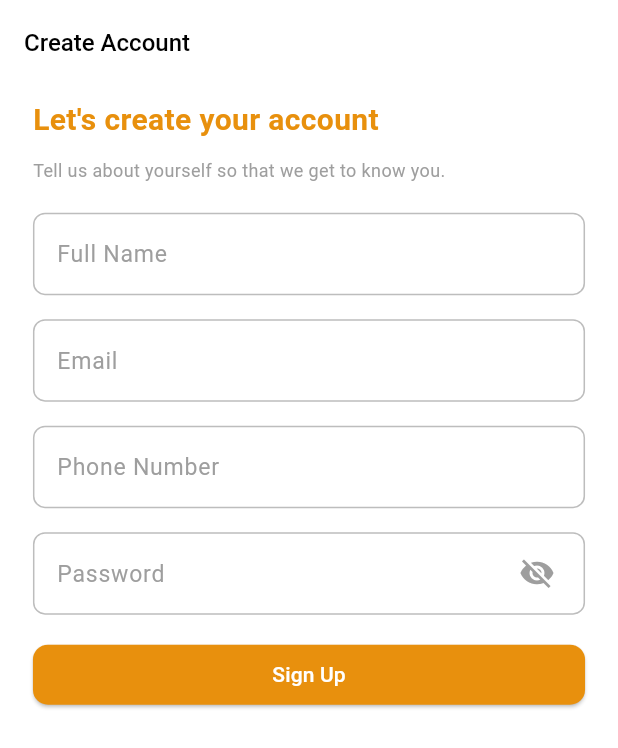
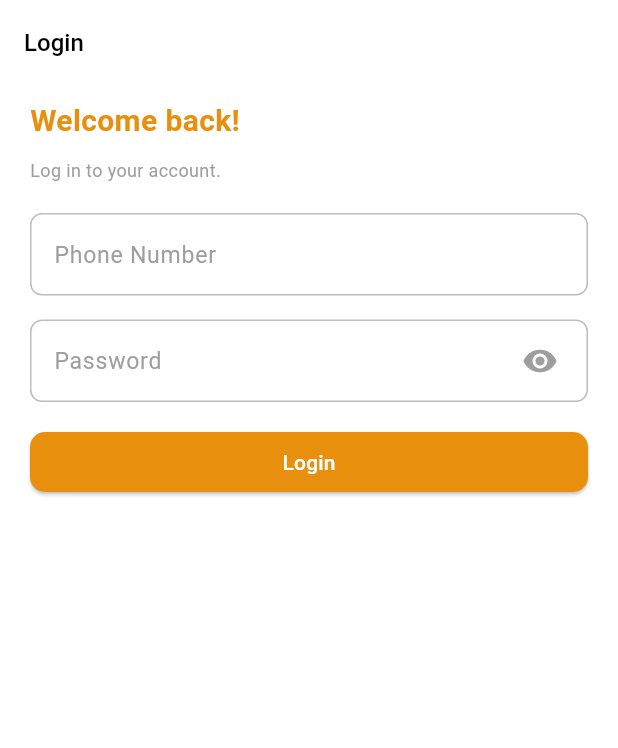
Before and after one commit to Tech-Gem/DozerMobile, a Flutter app: the screen it shows after launch, on a phone screen of 412 x 824 dp. Shown: the top 748 px of the screen. Run offline on Flutter 3.47's test engine with Material 3 defaults, Android fonts, the phone set to English and light mode, and no system bars; our stand-ins replace flutter_screenutil, get; missing offline and left inert: otp_pin_field; Roboto replaces fonts that are missing (poppins).

Commit message:
add login screen

```diff
--- a/dozer_mobile/lib/core/routes/route.dart
+++ b/dozer_mobile/lib/core/routes/route.dart
@@ -1,6 +1,7 @@
 import 'package:dozer_mobile/core/routes/routes_name.dart';
 import 'package:dozer_mobile/pages/home/home_page.dart';
-import 'package:dozer_mobile/pages/sign_up/pages/sign_up_page.dart';
+import 'package:dozer_mobile/pages/login_screen/login_page.dart';
+import 'package:dozer_mobile/pages/sign_up/sign_up_page.dart';
 import 'package:dozer_mobile/pages/verify_otp/bindings/verify_otp_bindings.dart';
 import 'package:dozer_mobile/pages/verify_otp/pages/verify_otp_screen.dart';
 import 'package:get/get_navigation/src/routes/get_route.dart';
@@ -11,16 +12,28 @@ class AppPages {
   static final routes = [
     GetPage(
       name: RoutesName.intial,
+      page: () => LoginPage(),
+    ),
+
+    GetPage(
+      name: RoutesName.intial,
       page: () => SignUpPage(),
     ),
+
     GetPage(
       name: RoutesName.otp,
       page: () => VerifyOtpPage(),
       binding: VerifyOtpBinding(),
     ),
+
+    GetPage(
+      name: RoutesName.login,
+      page: () => LoginPage(),
+    ),
+
     GetPage(
       name: RoutesName.home,
-      page: () => HomeScreen(),
+      page: () => const HomeScreen(),
     ),
   ];
 }
--- a/dozer_mobile/lib/core/routes/routes_name.dart
+++ b/dozer_mobile/lib/core/routes/routes_name.dart
@@ -3,4 +3,5 @@ class RoutesName {
   static const String signUp = '/sign_up';
   static const String otp = '/otp';
   static const String home = '/home';
+  static const String login = '/login';
   }
--- a/dozer_mobile/lib/data/apis/api_end_points.dart
+++ b/dozer_mobile/lib/data/apis/api_end_points.dart
@@ -1,7 +1,9 @@
 class ApiEndPoints {
-  static const String baseUrl = "https://dozer-backend-tech-gem.onrender.com/api/v1";
+  static const String baseUrl =
+      "https://dozer-backend-tech-gem.onrender.com/api/v1";
   static const String sendOtp = "/otp/sendOtp";
   static const String verifyOtp = "/otp/verifyOtp";
   static const String resendOtp = "/otp/resendOtp";
   static const String registerUser = "/auth/register";
+  static const String login = "/userAuth/login-user";
 }
--- /dev/null
+++ b/dozer_mobile/lib/pages/login_screen/controllers/login_controller.dart
@@ -0,0 +1,87 @@
+import 'package:dozer_mobile/core/routes/routes_name.dart';
+import 'package:dozer_mobile/data/apis/api_response_status.dart';
+import 'package:dozer_mobile/data/repositories/auth_repository.dart';
+import 'package:flutter/material.dart';
+import 'package:get/get.dart';
+
+class LoginController extends GetxController {
+  final AuthenticationRepository _authRepository = AuthenticationRepository();
+
+  final TextEditingController phoneNumberController = TextEditingController();
+  final TextEditingController passwordController = TextEditingController();
+
+  final Rx<Status> status = Status.completed.obs;
+  final RxString phoneNumberError = RxString('');
+  final RxString passwordError = RxString('');
+  final RxBool passwordVisibility = true.obs;
+
+  bool get isLoginEnabled =>
+      phoneNumberController.text.isNotEmpty &&
+      passwordController.text.isNotEmpty &&
+      phoneNumberError.value.isEmpty &&
+      passwordError.value.isEmpty;
+
+  void togglePasswordVisibility() {
+    passwordVisibility.value = !passwordVisibility.value;
+  }
+
+  void validatePhoneNumber(String value) {
+    // Regular expression for phone number validation
+    final phoneRegex = RegExp(r'^(?:\+?251|0)?9[0-9]{8}$');
+    if (value.isEmpty) {
+      phoneNumberError.value = 'Phone number cannot be empty';
+    } else if (!phoneRegex.hasMatch(value)) {
+      phoneNumberError.value = 'Enter a valid phone number';
+    } else {
+      phoneNumberError.value = '';
+    }
+  }
+
+  void validatePassword(String value) {
+    if (value.isEmpty) {
+      passwordError.value = 'Password cannot be empty';
+    } else if (value.length < 6) {
+      passwordError.value = 'Password must be at least 6 characters';
+    } else {
+      passwordError.value = '';
+    }
+  }
+
+  Future<void> login() async {
+    try {
+      if (!isLoginEnabled) return;
+
+      status(Status.loading);
+
+      final response = await _authRepository.login(
+        phoneNumberController.text.trim(),
+        passwordController.text.trim(),
+      );
+
+      if (response) {
+        Get.toNamed(RoutesName.home);
+      } else {
+        Get.snackbar(
+            'Error', 'Failed to login. Please check your credentials.');
+      }
+    } catch (e) {
+      Get.snackbar(
+        'Error',
+        'An error occurred: $e',
+        snackPosition: SnackPosition.BOTTOM,
+        duration: const Duration(seconds: 4),
+        backgroundColor: Colors.red,
+        colorText: Colors.white,
+      );
+    } finally {
+      status(Status.completed);
+    }
+  }
+
+  @override
+  void onClose() {
+    phoneNumberController.dispose();
+    passwordController.dispose();
+    super.onClose();
+  }
+}
--- /dev/null
+++ b/dozer_mobile/lib/pages/login_screen/login_page.dart
@@ -0,0 +1,107 @@
+import 'package:dozer_mobile/pages/login_screen/controllers/login_controller.dart';
+import 'package:flutter/material.dart';
+import 'package:get/get.dart';
+import 'package:dozer_mobile/core/theme/colors.dart';
+import 'package:dozer_mobile/data/apis/api_response_status.dart';
+import 'package:dozer_mobile/pages/sign_up/screen_widgets/password_text_field.dart';
+import 'package:dozer_mobile/core/utils/widgets/text_field.dart';
+
+class LoginPage extends StatelessWidget {
+  final LoginController _loginController = Get.put(LoginController());
+
+  LoginPage({Key? key}) : super(key: key);
+
+  @override
+  Widget build(BuildContext context) {
+    return Scaffold(
+      backgroundColor: Colors.white,
+      appBar: AppBar(
+        title: const Text(
+          "Login",
+          style: TextStyle(
+            fontSize: 16,
+            fontWeight: FontWeight.w500,
+            color: Colors.black,
+          ),
+        ),
+        backgroundColor: Colors.white,
+        elevation: 0,
+      ),
+      body: SafeArea(
+        child: Padding(
+          padding: const EdgeInsets.symmetric(horizontal: 20, vertical: 10),
+          child: CustomScrollView(
+            slivers: [
+              SliverFillRemaining(
+                hasScrollBody: false,
+                child: Column(
+                  crossAxisAlignment: CrossAxisAlignment.stretch,
+                  children: [
+                    const Text(
+                      "Welcome back!",
+                      style: TextStyle(
+                        fontWeight: FontWeight.w600,
+                        fontSize: 20,
+                        color: AppColors.primaryColor,
+                      ),
+                    ),
+                    const SizedBox(
+                      height: 10,
+                    ),
+                    Text(
+                      "Log in to your account.",
+                      style: TextStyle(
+                        fontSize: 12,
+                        color: Colors.grey.shade500,
+                      ),
+                    ),
+                    const SizedBox(
+                      height: 20,
+                    ),
+                    Obx(
+                      () => CustomTextField(
+                        controller: _loginController.phoneNumberController,
+                        errorText: _loginController.phoneNumberError.value,
+                        labelText: 'Phone Number',
+                      ),
+                    ),
+                    const SizedBox(height: 16),
+                    Obx(
+                      () => PasswordField(
+                        errorText: _loginController.passwordError.value,
+                        labelText: 'Password',
+                        controller: _loginController.passwordController,
+                        isPasswordVisible:
+                            _loginController.passwordVisibility.value,
+                        onTap: _loginController.togglePasswordVisibility,
+                      ),
+                    ),
+                    const SizedBox(height: 16),
+                    ElevatedButton(
+                      onPressed: _loginController.login,
+                      style: ElevatedButton.styleFrom(
+                        backgroundColor: AppColors.primaryColor,
+                        shape: RoundedRectangleBorder(
+                          borderRadius: BorderRadius.circular(10.0),
+                        ),
+                      ),
+                      child: Obx(() => _loginController.status.value ==
+                              Status.loading
+                          ? CircularProgressIndicator(
+                              color: AppColors.white,
+                            ) // Show circular progress indicator when loading
+                          : const Text(
+                              'Login',
+                              style: TextStyle(color: Colors.white),
+                            )),
+                    ),
+                  ],
+                ),
+              ),
+            ],
+          ),
+        ),
+      ),
+    );
+  }
+}
--- a/dozer_mobile/lib/pages/sign_up/pages/sign_up_page.dart
+++ b/dozer_mobile/lib/pages/sign_up/sign_up_page.dart
@@ -3,7 +3,7 @@ import 'package:dozer_mobile/data/apis/api_response_status.dart';
 import 'package:dozer_mobile/dozer_exports.dart';
 import 'package:dozer_mobile/pages/sign_up/controllers/sign_up_controller.dart';
 import 'package:dozer_mobile/pages/sign_up/screen_widgets/password_text_field.dart';
-import 'package:dozer_mobile/pages/widgets/text_field.dart';
+import 'package:dozer_mobile/core/utils/widgets/text_field.dart';
 import 'package:get/get.dart';
 
 class SignUpPage extends StatelessWidget {
```
Also changed, not shown: dozer_mobile/lib/data/repositories/auth_repository.dart (+17 -0 lines), dozer_mobile/lib/pages/login_screen/bindings/login_binding.dart (added, +9 -0 lines), dozer_mobile/lib/core/utils/widgets/custom_textfield_widget.dart (renamed from dozer_mobile/lib/pages/widgets/custom_textfield_widget.dart), dozer_mobile/lib/core/utils/widgets/text_field.dart (renamed from dozer_mobile/lib/pages/widgets/text_field.dart), dozer_mobile/lib/core/utils/widgets/verify_otp_widget.dart (renamed from dozer_mobile/lib/pages/widgets/verify_otp_widget.dart).
